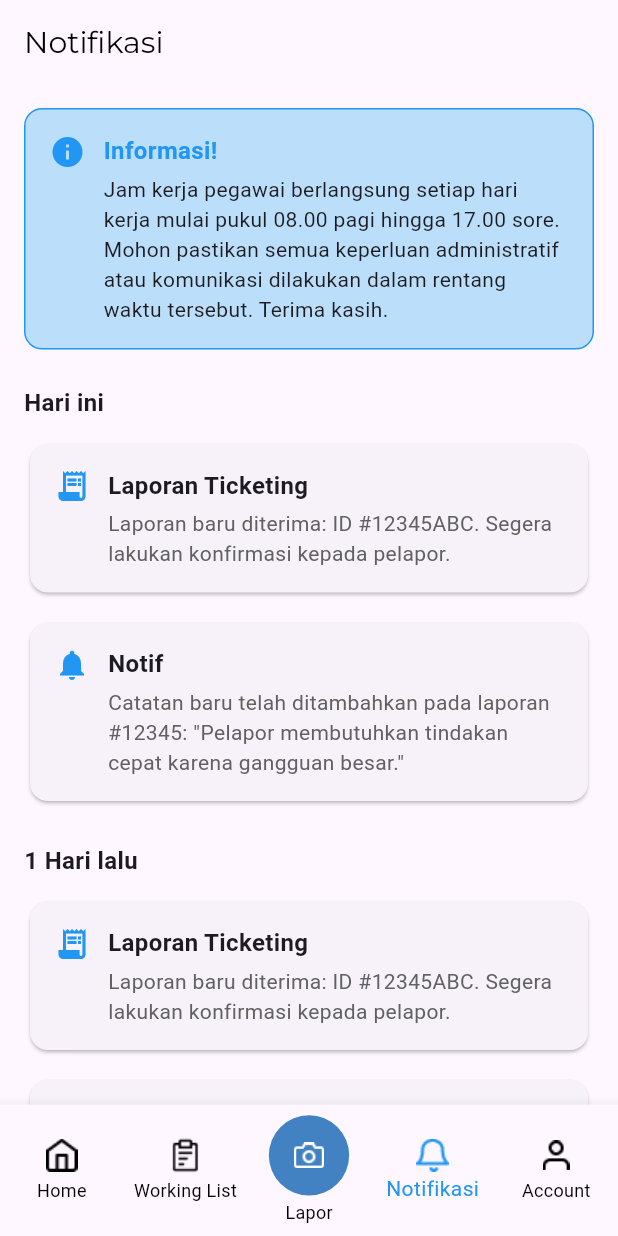
After one commit to aansyawaluddin/FE_I_Ticketing, a Flutter app: the NotificationPage screen opened directly, on a phone screen of 412 x 824 dp. The commit adds this screen. Run offline on Flutter 3.47's test engine with Material 3 defaults, Android fonts, the phone set to English and light mode, and no system bars; our stand-ins replace fl_chart, google_fonts.

Commit message:
Notification Page

```diff
--- a/frontend/lib/login.dart
+++ b/frontend/lib/login.dart
@@ -1,6 +1,6 @@
 import 'package:flutter/material.dart';
 import 'package:google_fonts/google_fonts.dart';
-import 'package:frontend/dashboard.dart';
+import 'package:frontend/spv/dashboard.dart';
 
 void main() {
   runApp(MyApp());
--- a/frontend/lib/dashboard.dart
+++ b/frontend/lib/spv/dashboard.dart
@@ -1,7 +1,8 @@
 import 'package:flutter/material.dart';
 import 'package:google_fonts/google_fonts.dart';
 import 'package:fl_chart/fl_chart.dart';
-import 'package:frontend/working.dart';
+import 'package:frontend/spv/working.dart';
+import 'package:frontend/spv/notification.dart';
 
 class MyApp extends StatelessWidget {
   const MyApp({super.key});
@@ -32,6 +33,11 @@ class _DashboardScreenState extends State<DashboardScreen> {
       Navigator.push(
         context,
         MaterialPageRoute(builder: (context) => const Working()),
+      );
+    } else if (index == 3) {
+      Navigator.pushReplacement(
+        context,
+        MaterialPageRoute(builder: (context) => const NotificationPage()),
       );
     } else {
       setState(() {
--- /dev/null
+++ b/frontend/lib/spv/notification.dart
@@ -0,0 +1,252 @@
+import 'package:flutter/material.dart';
+import 'package:google_fonts/google_fonts.dart';
+import 'package:frontend/spv/working.dart';
+import 'package:frontend/spv/dashboard.dart';
+
+class NotificationPage extends StatefulWidget {
+  const NotificationPage({super.key});
+
+  @override
+  _NotificationState createState() => _NotificationState();
+}
+
+class _NotificationState extends State<NotificationPage> {
+  int _selectedIndex = 3;
+
+  void _onItemTapped(int index) {
+    setState(() {
+      _selectedIndex = index;
+    });
+
+    if (index == 0) {
+      Navigator.pushReplacement(
+        context,
+        MaterialPageRoute(builder: (context) => const DashboardScreen()),
+      );
+    } else if (index == 1) {
+      Navigator.pushReplacement(
+        context,
+        MaterialPageRoute(builder: (context) => const Working()),
+      );
+    } else {
+      setState(() {
+        _selectedIndex = index;
+      });
+    }
+  }
+
+  @override
+  Widget build(BuildContext context) {
+    double screenWidth = MediaQuery.of(context).size.width;
+    double screenHeight = MediaQuery.of(context).size.height;
+
+    return Scaffold(
+      appBar: AppBar(
+        automaticallyImplyLeading: false,
+        title: Text(
+          'Notifikasi',
+          style: GoogleFonts.montserrat(
+            color: Colors.black,
+            fontSize: 20,
+          ),
+        ),
+        centerTitle: false,
+      ),
+      body: ListView(
+        padding: EdgeInsets.all(16.0),
+        children: [
+          Container(
+            decoration: BoxDecoration(
+              color: Colors.blue[100],
+              borderRadius: BorderRadius.circular(12.0),
+              border: Border.all(color: Colors.blue),
+            ),
+            padding: EdgeInsets.all(16.0),
+            child: Row(
+              crossAxisAlignment: CrossAxisAlignment.start,
+              children: [
+                Icon(
+                  Icons.info,
+                  color: Colors.blue,
+                  size: 24.0,
+                ),
+                SizedBox(width: 12.0),
+                Expanded(
+                  child: Column(
+                    crossAxisAlignment: CrossAxisAlignment.start,
+                    children: [
+                      Text(
+                        'Informasi!',
+                        style: TextStyle(
+                          fontWeight: FontWeight.bold,
+                          color: Colors.blue,
+                          fontSize: 16.0,
+                        ),
+                      ),
+                      SizedBox(height: 4.0),
+                      Text(
+                        'Jam kerja pegawai berlangsung setiap hari kerja mulai pukul 08.00 pagi hingga 17.00 sore. Mohon pastikan semua keperluan administratif atau komunikasi dilakukan dalam rentang waktu tersebut. Terima kasih.',
+                        style: TextStyle(fontSize: 14.0),
+                      ),
+                    ],
+                  ),
+                ),
+              ],
+            ),
+          ),
+          SizedBox(height: 24.0),
+          // Notifikasi Hari Ini
+          Text(
+            'Hari ini',
+            style: TextStyle(
+              fontWeight: FontWeight.bold,
+              fontSize: 16.0,
+            ),
+          ),
+          SizedBox(height: 12.0),
+          _buildNotificationCard(
+            icon: Icons.receipt_long,
+            title: 'Laporan Ticketing',
+            message:
+                'Laporan baru diterima: ID #12345ABC. Segera lakukan konfirmasi kepada pelapor.',
+          ),
+          SizedBox(height: 12.0),
+          _buildNotificationCard(
+            icon: Icons.notifications,
+            title: 'Notif',
+            message:
+                'Catatan baru telah ditambahkan pada laporan #12345: "Pelapor membutuhkan tindakan cepat karena gangguan besar."',
+          ),
+          SizedBox(height: 24.0),
+          // Notifikasi 1 Hari Lalu
+          Text(
+            '1 Hari lalu',
+            style: TextStyle(
+              fontWeight: FontWeight.bold,
+              fontSize: 16.0,
+            ),
+          ),
+          SizedBox(height: 12.0),
+          _buildNotificationCard(
+            icon: Icons.receipt_long,
+            title: 'Laporan Ticketing',
+            message:
+                'Laporan baru diterima: ID #12345ABC. Segera lakukan konfirmasi kepada pelapor.',
+          ),
+          SizedBox(height: 12.0),
+          _buildNotificationCard(
+            icon: Icons.notifications,
+            title: 'Notif',
+            message:
+                'Catatan baru telah ditambahkan pada laporan #12345: "Pelapor membutuhkan tindakan cepat karena gangguan besar."',
+          ),
+        ],
+      ),
+      bottomNavigationBar: BottomNavigationBar(
+        currentIndex: _selectedIndex,
+        onTap: _onItemTapped,
+        selectedItemColor: Colors.blue,
+        unselectedItemColor: Colors.black,
+        selectedLabelStyle: const TextStyle(color: Colors.black),
+        unselectedLabelStyle: const TextStyle(color: Colors.black),
+        type: BottomNavigationBarType.fixed,
+        items: [
+          BottomNavigationBarItem(
+            icon: _buildIcon('assets/icons/home.png', 0),
+            label: 'Home',
+          ),
+          BottomNavigationBarItem(
+            icon: _buildIcon('assets/icons/working.png', 1),
+            label: 'Working List',
+          ),
+          BottomNavigationBarItem(
+            icon: Padding(
+              padding: const EdgeInsets.only(bottom: 0),
+              child: Container(
+                width: screenWidth * 0.13,
+                height: screenWidth * 0.13,
+                decoration: const BoxDecoration(
+                  color: Color(0xFF4282C2),
+                  shape: BoxShape.circle,
+                ),
+                child: Center(
+                  child: Image.asset(
+                    'assets/icons/lapor.png',
+                    width: screenWidth * 0.05,
+                    height: screenHeight * 0.03,
+                  ),
+                ),
+              ),
+            ),
+            label: 'Lapor',
+          ),
+          BottomNavigationBarItem(
+            icon: _buildIcon('assets/icons/notifikasi.png', 3),
+            label: 'Notifikasi',
+          ),
+          BottomNavigationBarItem(
+            icon: _buildIcon('assets/icons/account.png', 4),
+            label: 'Account',
+          ),
+        ],
+      ),
+    );
+  }
+
+  Widget _buildNotificationCard({
+    required IconData icon,
+    required String title,
+    required String message,
+  }) {
+    return Card(
+      shape: RoundedRectangleBorder(
+        borderRadius: BorderRadius.circular(12.0),
+      ),
+      child: Padding(
+        padding: EdgeInsets.all(16.0),
+        child: Row(
+          crossAxisAlignment: CrossAxisAlignment.start,
+          children: [
+            Icon(
+              icon,
+              color: Colors.blue,
+              size: 24.0,
+            ),
+            SizedBox(width: 12.0),
+            Expanded(
+              child: Column(
+                crossAxisAlignment: CrossAxisAlignment.start,
+                children: [
+                  Text(
+                    title,
+                    style: TextStyle(
+                      fontWeight: FontWeight.bold,
+                      fontSize: 16.0,
+                    ),
+                  ),
+                  SizedBox(height: 4.0),
+                  Text(
+                    message,
+                    style: TextStyle(fontSize: 14.0, color: Colors.grey[700]),
+                  ),
+                ],
+              ),
+            ),
+          ],
+        ),
+      ),
+    );
+  }
+
+  Widget _buildIcon(String assetPath, int index) {
+    Color color = _selectedIndex == index ? Colors.blue : Colors.black;
+    return ColorFiltered(
+      colorFilter: ColorFilter.mode(color, BlendMode.srcIn),
+      child: Image.asset(
+        assetPath,
+        width: 24.0,
+        height: 24.0,
+      ),
+    );
+  }
+}
--- a/frontend/lib/working.dart
+++ b/frontend/lib/spv/working.dart
@@ -1,7 +1,8 @@
 import 'package:flutter/material.dart';
 import 'package:google_fonts/google_fonts.dart';
-import 'package:frontend/dashboard.dart';
-import 'package:frontend/detail_ticket.dart';
+import 'package:frontend/spv/dashboard.dart';
+import 'package:frontend/spv/detail_ticket.dart';
+import 'package:frontend/spv/notification.dart';
 
 class Working extends StatefulWidget {
   const Working({super.key});
@@ -23,6 +24,15 @@ class _WorkingState extends State<Working> {
         context,
         MaterialPageRoute(builder: (context) => const DashboardScreen()),
       );
+    } else if (index == 3) {
+      Navigator.pushReplacement(
+        context,
+        MaterialPageRoute(builder: (context) => const NotificationPage()),
+      );
+    } else {
+      setState(() {
+        _selectedIndex = index;
+      });
     }
   }
 
```
Also changed, not shown: frontend/lib/spv/detail_ticket.dart (renamed from frontend/lib/detail_ticket.dart).
